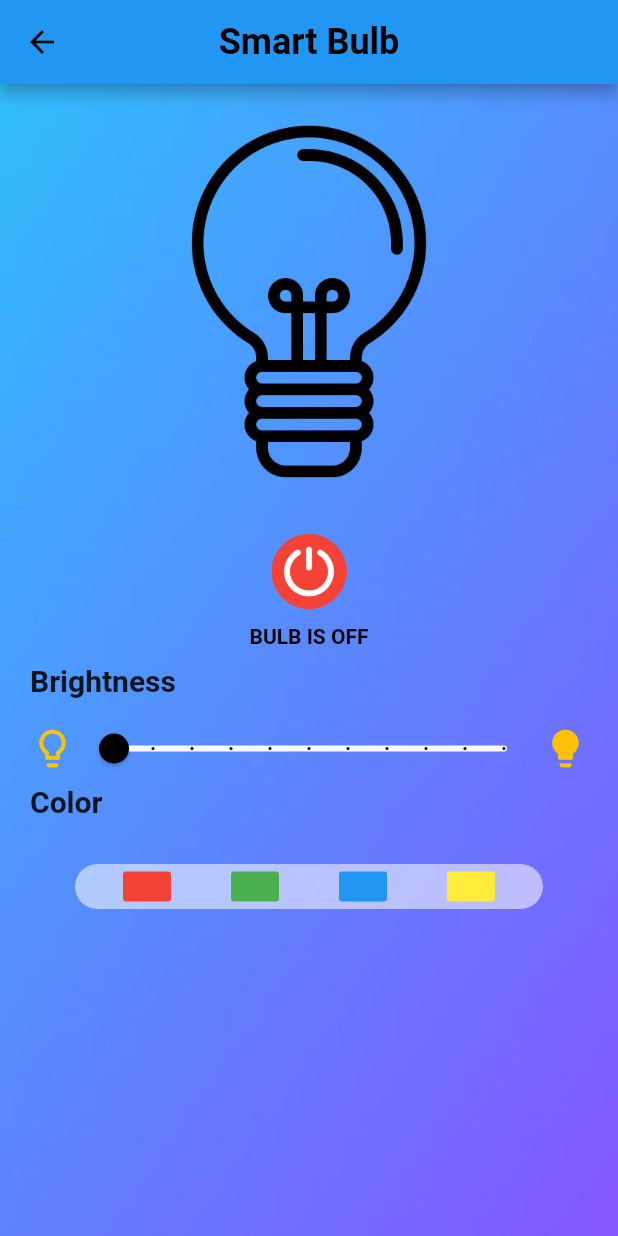
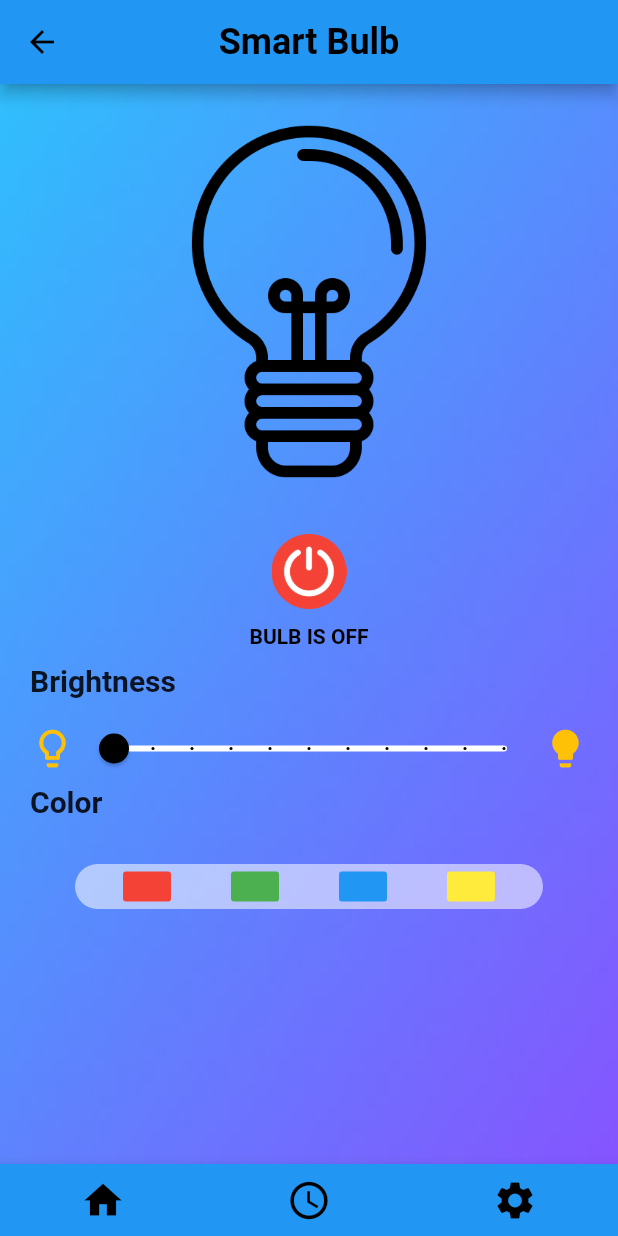
Before and after one commit to YasasTennakoon/smartbulbfirebase, a Flutter app: the MyHomePage screen opened directly, on a phone screen of 412 x 824 dp. Run offline on Flutter 3.47's test engine with Material 2 defaults, Android fonts, the phone set to English and light mode, and no system bars; our stand-ins replace firebase_core, firebase_database; accounts and stored records are empty.

Commit message:
updated the bottom app bar

```diff
--- a/lib/main.dart
+++ b/lib/main.dart
@@ -6,6 +6,7 @@ import 'package:flutter/material.dart';
 import 'package:firebase_database/firebase_database.dart';
 
 import 'HomePage.dart';
+import 'SchedulerPage.dart';
 
 
 Future<void> main() async {
@@ -45,6 +46,19 @@ class _MyHomePageState extends State<MyHomePage> {
   int _value = 0;
   final dbR= FirebaseDatabase.instance.reference();
 
+  _onTap(int index) {
+    Navigator.of(context)
+        .push(MaterialPageRoute<Null>(builder: (BuildContext context) {
+      return _children[index];
+    }));}
+
+
+  final List<Widget> _children = [
+    MyApp(),
+    SchedulerPage()
+
+  ];
+  final int _currentIndex = 0;
 
   @override
   Widget build(BuildContext context) {
@@ -335,13 +349,65 @@ class _MyHomePageState extends State<MyHomePage> {
 
               ),
 
-            )
-
+            ),
 
           ],
         ),
+      ),//Main
+
+
+      bottomNavigationBar: BottomAppBar(
+        color: Colors.blue,
+        child: Row(
+           mainAxisAlignment: MainAxisAlignment.spaceAround,
+            children:  <Widget>[
+
+            IconButton(
+              icon: const Icon(Icons.home),
+              color: Colors.black,
+              iconSize: 30.0,
+              onPressed: () {
+
+               Navigator.push(
+                context,
+                MaterialPageRoute(builder: (context) => MyApp()),
+              );
+
+            },
+              ),
+
+           IconButton(
+              icon: const Icon(Icons.schedule_outlined),
+              color: Colors.black,
+              iconSize: 30.0,
+          onPressed: () {
+
+           Navigator.push(
+            context,
+            MaterialPageRoute(builder: (context) => SchedulerPage()),
+              );
+             },
+    ),
+
+              IconButton(
+                icon: const Icon(Icons.settings),
+                color: Colors.black,
+                iconSize: 30.0,
+                onPressed: () {
+
+                  Navigator.push(
+                    context,
+                    MaterialPageRoute(builder: (context) => SchedulerPage()),
+                  );
+                },
+              ),
+
+    ]
+        )
       ),
+    );
 
-    );
+
+
   }
 }
```
Also changed, not shown: lib/SchedulerPage.dart (added, +111 -0 lines).
